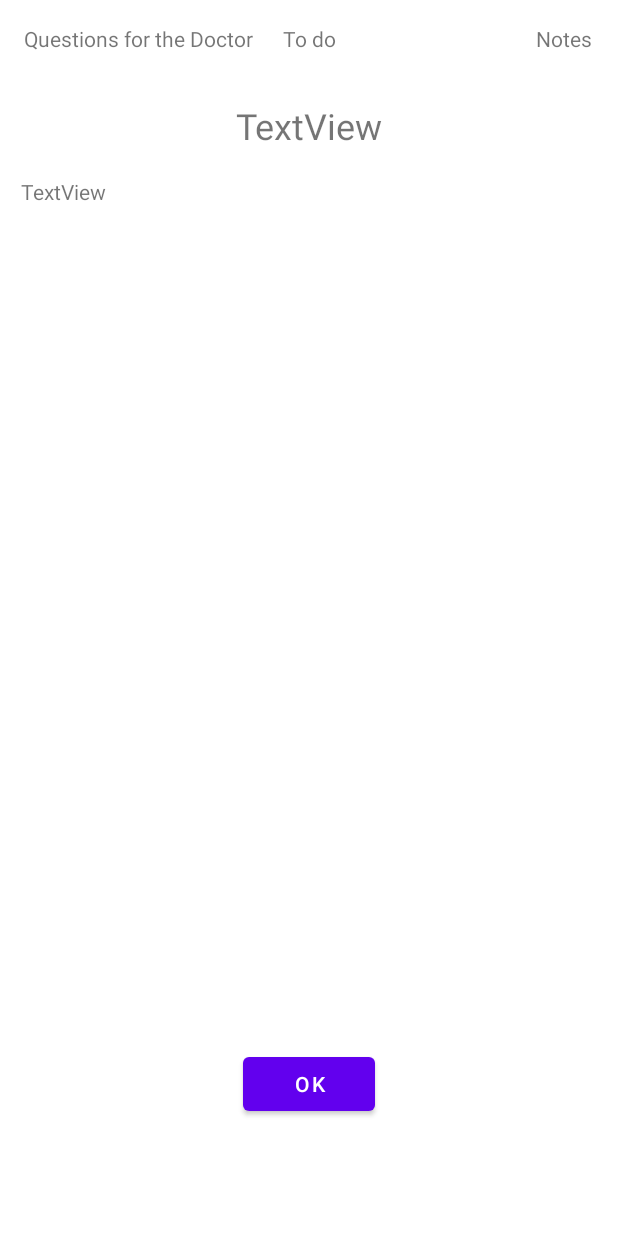
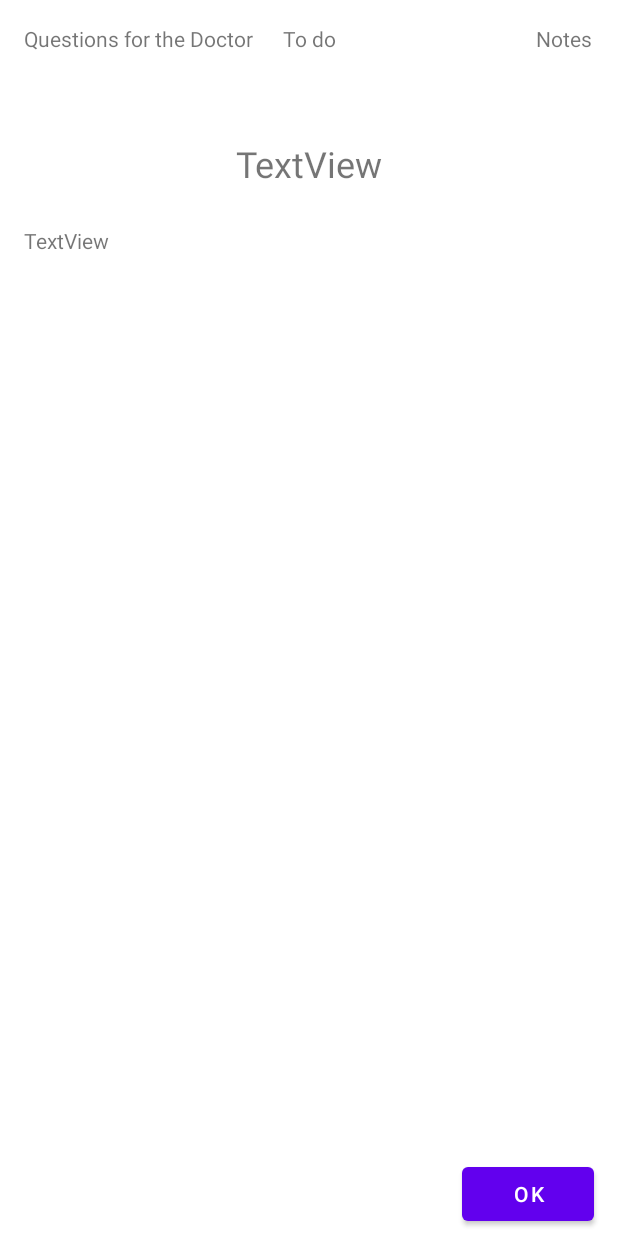
Before and after one commit to SaskPolytechBIS/253project-bisfinal-ms-care-app, an Android app: the layout dialog_show_note.xml on its own in the app's theme, with its tools: preview values and no code run, on a phone screen of 412 x 824 dp. Run offline under Robolectric (Android 15) with nearby library versions, the phone set to English and light mode, and no system bars.

Commit message:
fixed note status error

```diff
--- a/MSCare Alpha/app/src/main/java/com/example/mscarealpha/ui/notes/AppointmentNotesFragment.java
+++ b/MSCare Alpha/app/src/main/java/com/example/mscarealpha/ui/notes/AppointmentNotesFragment.java
@@ -95,9 +95,9 @@ public class AppointmentNotesFragment extends Fragment {
 
 
     public void showNote(int noteToShow){
-//        DialogShowNote dialog = new DialogShowNote();
-//        dialog.sendNoteSelected(noteList.get(noteToShow));
-//        dialog.show(getSupportFragmentManager(), "");
+        DialogShowNote dialog = new DialogShowNote();
+        dialog.sendNoteSelected(noteList.get(noteToShow));
+        dialog.show(getChildFragmentManager(), "");
     }
 
     public void saveNotes(){
--- a/MSCare Alpha/app/src/main/res/layout/dialog_show_note.xml
+++ b/MSCare Alpha/app/src/main/res/layout/dialog_show_note.xml
@@ -13,8 +13,10 @@
         android:layout_marginStart="16dp"
         android:layout_marginTop="16dp"
         android:text="@string/questions_text"
+        app:layout_constraintBottom_toTopOf="@+id/txtTitle"
         app:layout_constraintStart_toStartOf="parent"
-        app:layout_constraintTop_toTopOf="parent" />
+        app:layout_constraintTop_toTopOf="parent"
+        app:layout_constraintVertical_bias="0.0" />
 
     <TextView
         android:id="@+id/textViewTodo"
@@ -43,27 +45,31 @@
         android:layout_marginTop="32dp"
         android:text="TextView"
         android:textSize="24sp"
+        app:layout_constraintBottom_toTopOf="@+id/txtDescription"
         app:layout_constraintEnd_toEndOf="parent"
         app:layout_constraintStart_toStartOf="parent"
         app:layout_constraintTop_toBottomOf="@+id/textViewTodo" />
 
     <TextView
         android:id="@+id/txtDescription"
-        android:layout_width="wrap_content"
-        android:layout_height="wrap_content"
-        android:layout_marginStart="14dp"
-        android:layout_marginTop="118dp"
+        android:layout_width="62dp"
+        android:layout_height="22dp"
+        android:layout_marginStart="16dp"
+        android:layout_marginTop="116dp"
         android:text="TextView"
+        app:layout_constraintBottom_toTopOf="@+id/btnOK"
         app:layout_constraintStart_toStartOf="parent"
-        app:layout_constraintTop_toTopOf="parent" />
+        app:layout_constraintTop_toTopOf="parent"
+        app:layout_constraintVertical_bias="0.055" />
 
     <Button
         android:id="@+id/btnOK"
         android:layout_width="wrap_content"
         android:layout_height="wrap_content"
-        android:layout_marginBottom="77dp"
+        android:layout_marginBottom="4dp"
         android:text="@string/ok_button"
         app:layout_constraintBottom_toBottomOf="parent"
         app:layout_constraintEnd_toEndOf="parent"
+        app:layout_constraintHorizontal_bias="0.95"
         app:layout_constraintStart_toStartOf="parent" />
 </androidx.constraintlayout.widget.ConstraintLayout>
```
Also changed, not shown: MSCare Alpha/app/src/main/java/com/example/mscarealpha/ui/notes/DialogNewNote.java (+5 -6 lines), MSCare Alpha/app/src/main/java/com/example/mscarealpha/ui/notes/DialogShowNote.java (+7 -7 lines).
